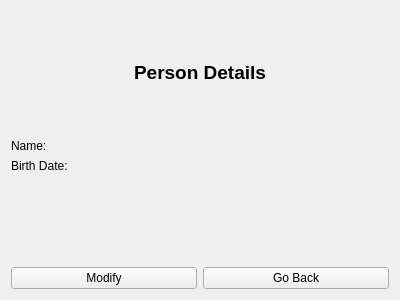
This is FilmManager/personviewwidget.ui in Zachaly/Jipp_Projekt_ZS_NS as Qt 5 draws it before an edit. The edited form follows.
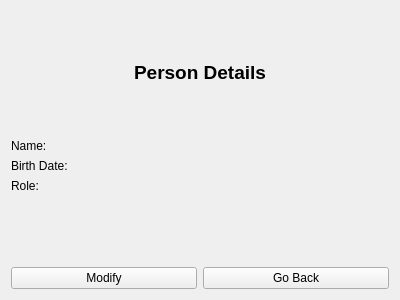
This is the edited form.

```diff
--- a/FilmManager/personviewwidget.ui
+++ b/FilmManager/personviewwidget.ui
@@ -60,6 +60,20 @@
        </property>
       </widget>
      </item>
+     <item row="2" column="0">
+      <widget class="QLabel" name="roleLabel">
+       <property name="text">
+        <string>Role:</string>
+       </property>
+      </widget>
+     </item>
+     <item row="2" column="1">
+      <widget class="QLabel" name="personRoleLabel">
+       <property name="text">
+        <string/>
+       </property>
+      </widget>
+     </item>
     </layout>
    </item>
    <item>
```
Left out of the diff: 12 changed lines with no effect on the pictures.
